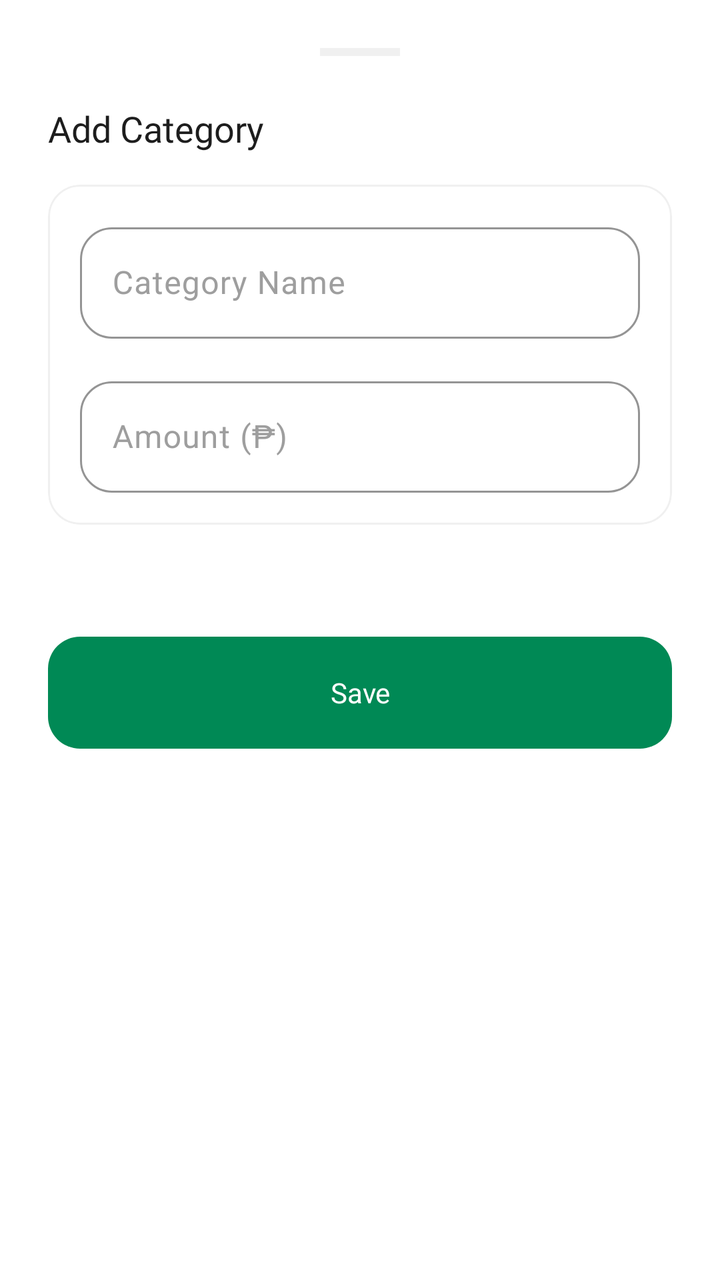
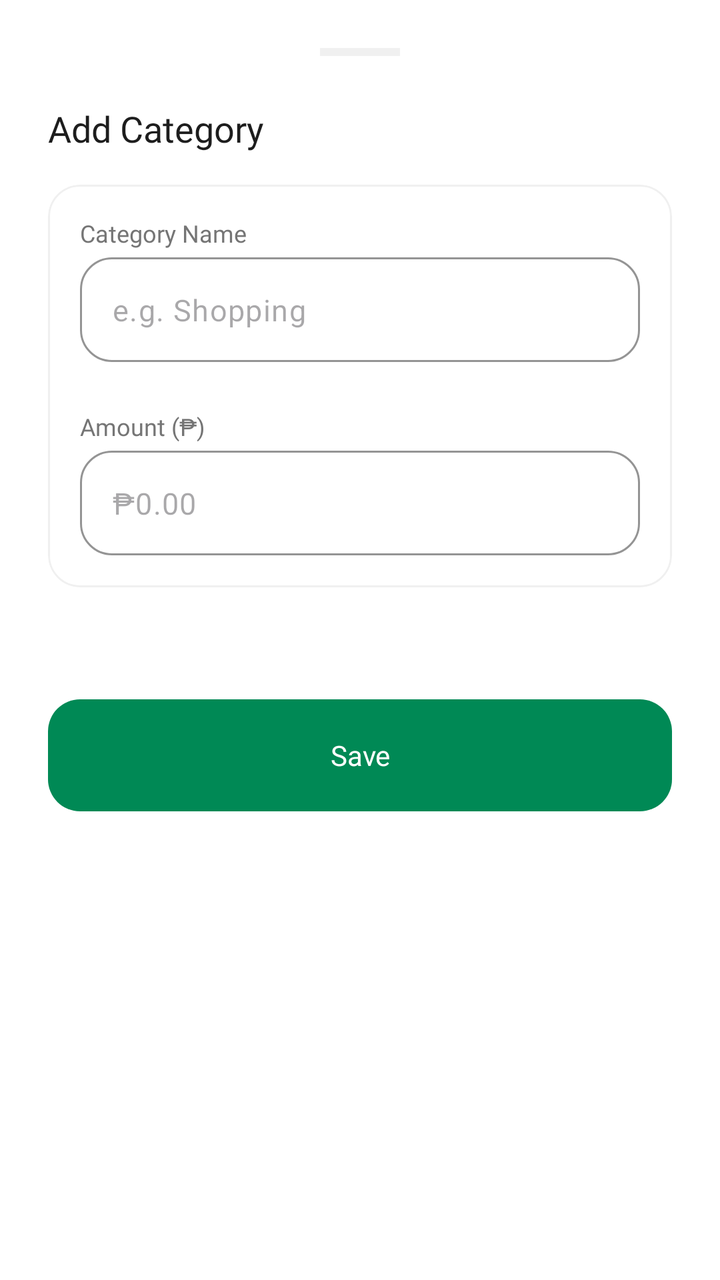

Before-and-after screenshots of an Android layout around one commit, followed by the original layout XML and the change that was made.
<!-- AndroidManifest.xml: application theme Theme.Carti -->
<!-- res/layout/layout_bottom_sheet_add_budget_category.xml -->
<?xml version="1.0" encoding="utf-8"?>
<LinearLayout xmlns:android="http://schemas.android.com/apk/res/android"
    xmlns:app="http://schemas.android.com/apk/res-auto"
    xmlns:tools="http://schemas.android.com/tools"
    android:layout_width="match_parent"
    android:layout_height="wrap_content"
    android:background="@drawable/bg_bottom_sheet_white"
    android:orientation="vertical"
    android:padding="@dimen/spacing_large">

    <View
        android:layout_width="@dimen/handle_width"
        android:layout_height="@dimen/handle_height"
        android:layout_gravity="center_horizontal"
        android:layout_marginBottom="@dimen/spacing_large"
        android:background="@color/border_subtle" />

    <TextView
        android:id="@+id/tv_title"
        style="@style/CartiHeader"
        android:layout_width="wrap_content"
        android:layout_height="wrap_content"
        android:layout_marginBottom="@dimen/spacing_medium"
        android:text="@string/title_add_category" />

    <com.google.android.material.card.MaterialCardView
        style="@style/CartiCard"
        android:layout_width="match_parent"
        android:layout_height="wrap_content"
        android:layout_marginBottom="@dimen/spacing_large">

        <LinearLayout
            android:layout_width="match_parent"
            android:layout_height="wrap_content"
            android:orientation="vertical"
            android:padding="@dimen/spacing_medium">

            <com.google.android.material.textfield.TextInputLayout
                android:layout_width="match_parent"
                android:layout_height="wrap_content"
                android:hint="@string/label_category_name"
                style="@style/CartiInputLayout">

                <com.google.android.material.textfield.TextInputEditText
                    android:id="@+id/et_category_name"
                    android:layout_width="match_parent"
                    android:layout_height="wrap_content"
                    android:textColor="@color/text_primary"
                    android:inputType="text" />
            </com.google.android.material.textfield.TextInputLayout>

            <com.google.android.material.textfield.TextInputLayout
                android:layout_width="match_parent"
                android:layout_height="wrap_content"
                android:layout_marginTop="@dimen/spacing_medium"
                android:hint="@string/label_amount_peso"
                style="@style/CartiInputLayout.Amount">

                <com.google.android.material.textfield.TextInputEditText
                    android:id="@+id/et_category_amount"
                    android:layout_width="match_parent"
                    android:layout_height="wrap_content"
                    android:textColor="@color/text_primary"
                    android:inputType="numberDecimal" />
            </com.google.android.material.textfield.TextInputLayout>

        </LinearLayout>
    </com.google.android.material.card.MaterialCardView>

    <com.google.android.material.button.MaterialButton
        android:id="@+id/btn_save"
        style="@style/CartiButton.Primary"
        android:layout_width="match_parent"
        android:layout_height="wrap_content"
        android:layout_marginTop="@dimen/spacing_xl"
        android:text="@string/label_save" />

</LinearLayout>
<!-- resources referenced by this layout -->
<resources>
  <color name="border_subtle">#F0F0F0</color>
  <color name="text_primary">#1D1D1D</color>
  <dimen name="handle_height">4dp</dimen>
  <dimen name="handle_width">40dp</dimen>
  <dimen name="spacing_large">24dp</dimen>
  <dimen name="spacing_medium">16dp</dimen>
  <dimen name="spacing_xl">32dp</dimen>
  <!-- drawable bg_bottom_sheet_white (drawable) -->
  <?xml version="1.0" encoding="utf-8"?>
  <shape xmlns:android="http://schemas.android.com/apk/res/android">
      <solid android:color="@color/white" />
      <corners
          android:topLeftRadius="@dimen/radius_large"
          android:topRightRadius="@dimen/radius_large" />
  </shape>
  <string name="label_amount_peso">Amount (₱)</string>
  <string name="label_category_name">Category Name</string>
  <string name="label_save">Save</string>
  <string name="title_add_category">Add Category</string>
  <style name="CartiButton.Primary">
          <item name="backgroundTint">@color/carti_primary_green</item>
          <item name="android:textColor">@color/white</item>
      </style>
  <style name="CartiCard" parent="Widget.Material3.CardView.Elevated">
          <item name="cardElevation">0dp</item>
          <item name="cardCornerRadius">@dimen/card_corner_radius</item>
          <item name="shapeAppearance">@style/ShapeAppearance.Carti.Medium</item>
          <item name="strokeColor">@color/border_subtle</item>
          <item name="strokeWidth">@dimen/stroke_width_thin</item>
          <item name="cardBackgroundColor">@color/white</item>
      </style>
  <style name="CartiHeader">
          <item name="android:fontFamily">@font/plus_jakarta_sans_bold</item>
          <item name="android:textColor">@color/text_primary</item>
          <item name="android:textSize">@dimen/text_size_header</item>
      </style>
  <style name="CartiInputLayout" parent="Widget.Material3.TextInputLayout.OutlinedBox">
          <item name="shapeAppearance">@style/ShapeAppearance.Carti.Medium</item>
          <item name="boxStrokeColor">@color/carti_primary_green</item>
          <item name="hintTextColor">@color/carti_primary_green</item>
          <item name="android:textColorHint">@color/text_tertiary</item>
          <item name="boxStrokeWidth">1dp</item>
          <item name="boxStrokeWidthFocused">2dp</item>
          <item name="boxBackgroundColor">@color/white</item>
      </style>
  <style name="CartiInputLayout.Amount">
          <item name="prefixText">₱</item>
          <item name="prefixTextColor">@color/text_primary</item>
      </style>
  <style name="Theme.Carti" parent="Base.Theme.Carti" />
  <color name="white">#FFFFFFFF</color>
  <dimen name="radius_large">16dp</dimen>
  <color name="carti_primary_green">#008955</color>
  <dimen name="card_corner_radius">16dp</dimen>
  <style name="ShapeAppearance.Carti.Medium" parent="ShapeAppearance.Material3.Corner.Medium">
          <item name="cornerSize">@dimen/card_corner_radius</item>
      </style>
  <dimen name="stroke_width_thin">1dp</dimen>
  <dimen name="text_size_header">18sp</dimen>
  <color name="text_tertiary">#9E9E9E</color>
  <style name="Base.Theme.Carti" parent="Theme.Material3.DayNight.NoActionBar">
          <item name="colorPrimary">@color/carti_primary_green</item>
          <item name="android:windowBackground">@color/white</item>
          <item name="android:statusBarColor">@color/white</item>
          <item name="android:windowLightStatusBar" tools:targetApi="m">true</item>
          <item name="android:navigationBarColor">@color/white</item>
      </style>
</resources>

<!-- the commit's change to res/layout/layout_bottom_sheet_add_budget_category.xml (unified diff, before → after) -->
@@ -35,32 +35,60 @@
             android:orientation="vertical"
             android:padding="@dimen/spacing_medium">
 
+            
+            <TextView
+                style="@style/CartiHeader"
+                android:layout_width="wrap_content"
+                android:layout_height="wrap_content"
+                android:text="@string/label_category_name"
+                android:textSize="@dimen/text_size_small"
+                android:textColor="@color/text_secondary" />
+
             <com.google.android.material.textfield.TextInputLayout
+                android:id="@+id/til_category_name"
                 android:layout_width="match_parent"
                 android:layout_height="wrap_content"
-                android:hint="@string/label_category_name"
+                android:layout_marginTop="@dimen/spacing_xs"
+                app:hintEnabled="false"
                 style="@style/CartiInputLayout">
 
                 <com.google.android.material.textfield.TextInputEditText
                     android:id="@+id/et_category_name"
                     android:layout_width="match_parent"
                     android:layout_height="wrap_content"
+                    android:hint="@string/hint_category_name"
                     android:textColor="@color/text_primary"
+                    android:paddingVertical="@dimen/spacing_medium"
+                    android:textSize="@dimen/text_size_body_large"
                     android:inputType="text" />
             </com.google.android.material.textfield.TextInputLayout>
 
+            
+            <TextView
+                style="@style/CartiHeader"
+                android:layout_width="wrap_content"
+                android:layout_height="wrap_content"
+                android:layout_marginTop="@dimen/spacing_large"
+                android:text="@string/label_amount_peso"
+                android:textSize="@dimen/text_size_small"
+                android:textColor="@color/text_secondary" />
+
             <com.google.android.material.textfield.TextInputLayout
+                android:id="@+id/til_category_amount"
                 android:layout_width="match_parent"
                 android:layout_height="wrap_content"
-                android:layout_marginTop="@dimen/spacing_medium"
-                android:hint="@string/label_amount_peso"
+                android:layout_marginTop="@dimen/spacing_xs"
+                app:hintEnabled="false"
                 style="@style/CartiInputLayout.Amount">
 
                 <com.google.android.material.textfield.TextInputEditText
                     android:id="@+id/et_category_amount"
                     android:layout_width="match_parent"
                     android:layout_height="wrap_content"
+                    android:hint="@string/placeholder_amount"
                     android:textColor="@color/text_primary"
+                    android:paddingVertical="@dimen/spacing_medium"
+                    android:textSize="@dimen/text_size_body_large"
                     android:inputType="numberDecimal" />
             </com.google.android.material.textfield.TextInputLayout>
 
<!-- resource entries referenced after the edit -->
@@ -2,11 +2,15 @@
 <resources>
   <color name="border_subtle">#F0F0F0</color>
   <color name="text_primary">#1D1D1D</color>
+  <color name="text_secondary">#757575</color>
   <dimen name="handle_height">4dp</dimen>
   <dimen name="handle_width">40dp</dimen>
   <dimen name="spacing_large">24dp</dimen>
   <dimen name="spacing_medium">16dp</dimen>
   <dimen name="spacing_xl">32dp</dimen>
+  <dimen name="spacing_xs">4dp</dimen>
+  <dimen name="text_size_body_large">15sp</dimen>
+  <dimen name="text_size_small">12sp</dimen>
   <!-- drawable bg_bottom_sheet_white (drawable) -->
   <?xml version="1.0" encoding="utf-8"?>
   <shape xmlns:android="http://schemas.android.com/apk/res/android">
@@ -15,9 +19,11 @@
           android:topLeftRadius="@dimen/radius_large"
           android:topRightRadius="@dimen/radius_large" />
   </shape>
+  <string name="hint_category_name">e.g. Shopping</string>
   <string name="label_amount_peso">Amount (₱)</string>
   <string name="label_category_name">Category Name</string>
   <string name="label_save">Save</string>
+  <string name="placeholder_amount">₱0.00</string>
   <string name="title_add_category">Add Category</string>
   <style name="CartiButton.Primary">
           <item name="backgroundTint">@color/carti_primary_green</item>
